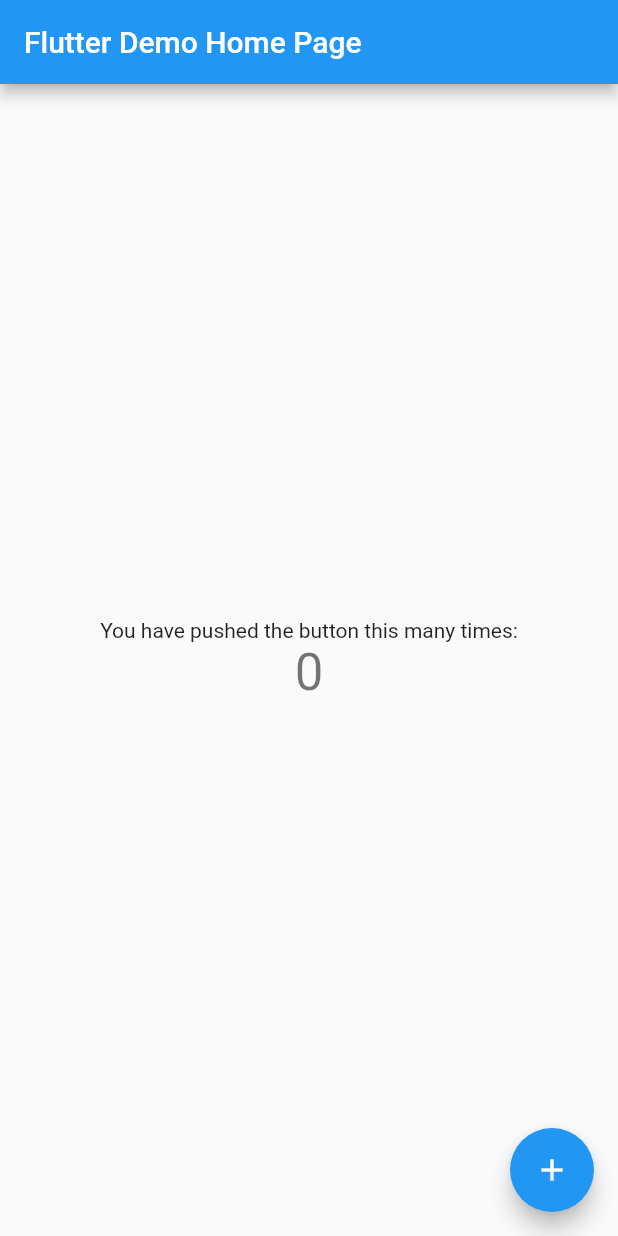
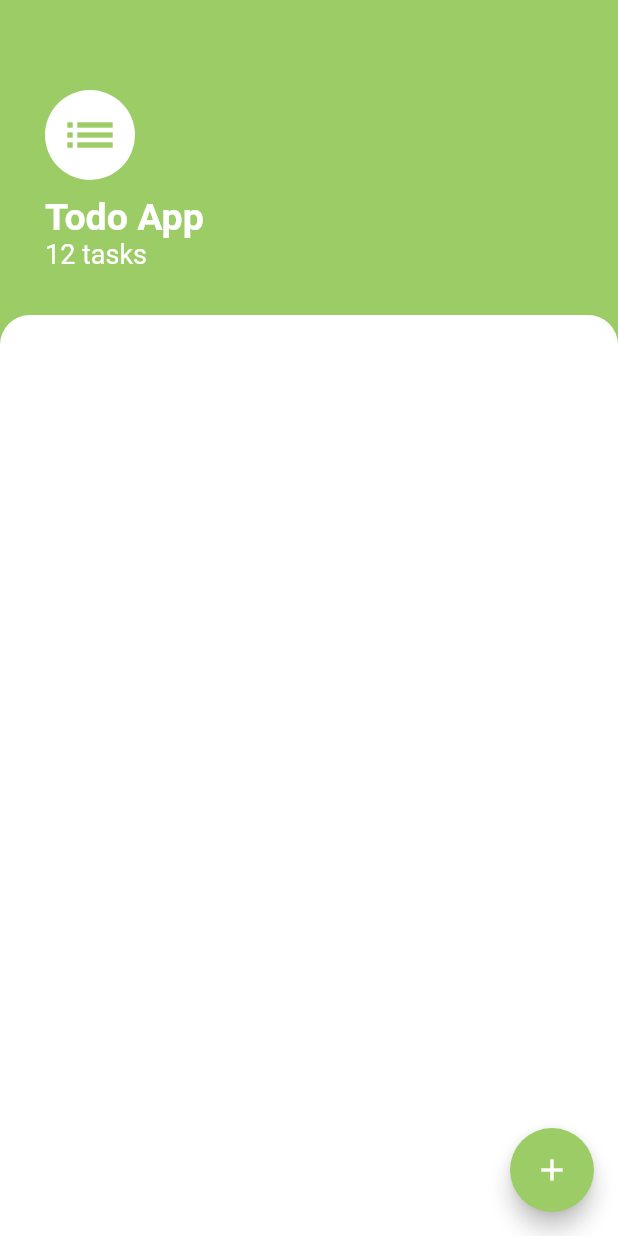
Before and after one commit to tonn24/toDo-flutter-, a Flutter app: the screen it shows after launch, on a phone screen of 412 x 824 dp. Run offline on Flutter 3.47's test engine with Material 2 defaults, Android fonts, the phone set to English and light mode, and no system bars.

Commit message:
Add header, plus icon, list icon and bacground to main page

```diff
--- a/lib/main.dart
+++ b/lib/main.dart
@@ -1,117 +1,15 @@
 import 'package:flutter/material.dart';
+import 'screens/tasks_screen.dart';
 
 void main() {
   runApp(MyApp());
 }
 
 class MyApp extends StatelessWidget {
-  // This widget is the root of your application.
   @override
   Widget build(BuildContext context) {
     return MaterialApp(
-      title: 'Flutter Demo',
-      theme: ThemeData(
-        // This is the theme of your application.
-        //
-        // Try running your application with "flutter run". You'll see the
-        // application has a blue toolbar. Then, without quitting the app, try
-        // changing the primarySwatch below to Colors.green and then invoke
-        // "hot reload" (press "r" in the console where you ran "flutter run",
-        // or simply save your changes to "hot reload" in a Flutter IDE).
-        // Notice that the counter didn't reset back to zero; the application
-        // is not restarted.
-        primarySwatch: Colors.blue,
-        // This makes the visual density adapt to the platform that you run
-        // the app on. For desktop platforms, the controls will be smaller and
-        // closer together (more dense) than on mobile platforms.
-        visualDensity: VisualDensity.adaptivePlatformDensity,
-      ),
-      home: MyHomePage(title: 'Flutter Demo Home Page'),
+      home: TaskScreen()
     );
   }
 }
-
-class MyHomePage extends StatefulWidget {
-  MyHomePage({Key key, this.title}) : super(key: key);
-
-  // This widget is the home page of your application. It is stateful, meaning
-  // that it has a State object (defined below) that contains fields that affect
-  // how it looks.
-
-  // This class is the configuration for the state. It holds the values (in this
-  // case the title) provided by the parent (in this case the App widget) and
-  // used by the build method of the State. Fields in a Widget subclass are
-  // always marked "final".
-
-  final String title;
-
-  @override
-  _MyHomePageState createState() => _MyHomePageState();
-}
-
-class _MyHomePageState extends State<MyHomePage> {
-  int _counter = 0;
-
-  void _incrementCounter() {
-    setState(() {
-      // This call to setState tells the Flutter framework that something has
-      // changed in this State, which causes it to rerun the build method below
-      // so that the display can reflect the updated values. If we changed
-      // _counter without calling setState(), then the build method would not be
-      // called again, and so nothing would appear to happen.
-      _counter++;
-    });
-  }
-
-  @override
-  Widget build(BuildContext context) {
-    // This method is rerun every time setState is called, for instance as done
-    // by the _incrementCounter method above.
-    //
-    // The Flutter framework has been optimized to make rerunning build methods
-    // fast, so that you can just rebuild anything that needs updating rather
-    // than having to individually change instances of widgets.
-    return Scaffold(
-      appBar: AppBar(
-        // Here we take the value from the MyHomePage object that was created by
-        // the App.build method, and use it to set our appbar title.
-        title: Text(widget.title),
-      ),
-      body: Center(
-        // Center is a layout widget. It takes a single child and positions it
-        // in the middle of the parent.
-        child: Column(
-          // Column is also a layout widget. It takes a list of children and
-          // arranges them vertically. By default, it sizes itself to fit its
-          // children horizontally, and tries to be as tall as its parent.
-          //
-          // Invoke "debug painting" (press "p" in the console, choose the
-          // "Toggle Debug Paint" action from the Flutter Inspector in Android
-          // Studio, or the "Toggle Debug Paint" command in Visual Studio Code)
-          // to see the wireframe for each widget.
-          //
-          // Column has various properties to control how it sizes itself and
-          // how it positions its children. Here we use mainAxisAlignment to
-          // center the children vertically; the main axis here is the vertical
-          // axis because Columns are vertical (the cross axis would be
-          // horizontal).
-          mainAxisAlignment: MainAxisAlignment.center,
-          children: <Widget>[
-            Text(
-              'You have pushed the button this many times:',
-            ),
-            Text(
-              '$_counter',
-              style: Theme.of(context).textTheme.headline4,
-            ),
-          ],
-        ),
-      ),
-      floatingActionButton: FloatingActionButton(
-        onPressed: _incrementCounter,
-        tooltip: 'Increment',
-        child: Icon(Icons.add),
-      ), // This trailing comma makes auto-formatting nicer for build methods.
-    );
-  }
-}
--- /dev/null
+++ b/lib/screens/tasks_screen.dart
@@ -0,0 +1,57 @@
+import 'package:flutter/material.dart';
+
+class TaskScreen extends StatelessWidget {
+  @override
+  Widget build(BuildContext context) {
+    return Scaffold(
+      backgroundColor: Colors.lightGreen[400],
+      floatingActionButton: FloatingActionButton(
+          onPressed: null,
+          backgroundColor: Colors.lightGreen[400],
+        child: Icon(Icons.add),
+        ),
+      body: Column(
+        crossAxisAlignment: CrossAxisAlignment.start,
+        children: <Widget>[
+          Container(
+            padding: EdgeInsets.only(top: 60.0, left: 30.0, right: 30, bottom: 30.0),
+            child: Column(
+              crossAxisAlignment: CrossAxisAlignment.start,
+              children: <Widget>[
+                CircleAvatar(
+                    child: Icon(Icons.list, size: 40.0, color: Colors.lightGreen[400],),
+                    backgroundColor: Colors.white,
+                    radius: 30.0,
+                ),
+                SizedBox(height: 10.0),
+                Text(
+                  'Todo App',
+                  style: TextStyle(
+                    color: Colors.white,
+                    fontSize: 25,
+                    fontWeight: FontWeight.w600,
+                  ),
+                ),
+                Text(
+                  '12 tasks',
+                  style: TextStyle(
+                    color: Colors.white,
+                    fontSize: 18.0,
+                  )),
+              ],
+            ),
+          ),
+          Expanded(
+            child: Container(
+              height: 300,
+              decoration: BoxDecoration(
+                color: Colors.white,
+                borderRadius: BorderRadius.only(topLeft: Radius.circular(20.0), topRight: Radius.circular(20.0)),
+              ),
+            ),
+          ),
+        ],
+      ),
+    );
+  }
+}
```
